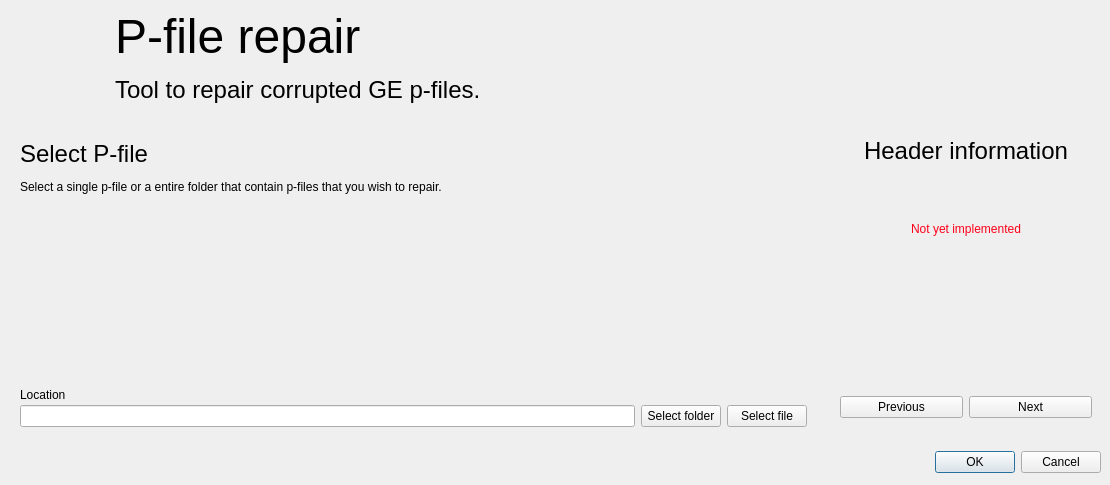
The window that resources/user_interface/mainwindow.ui (AndersAskeland/P-File-repair) describes before a commit, drawn with Qt 5.
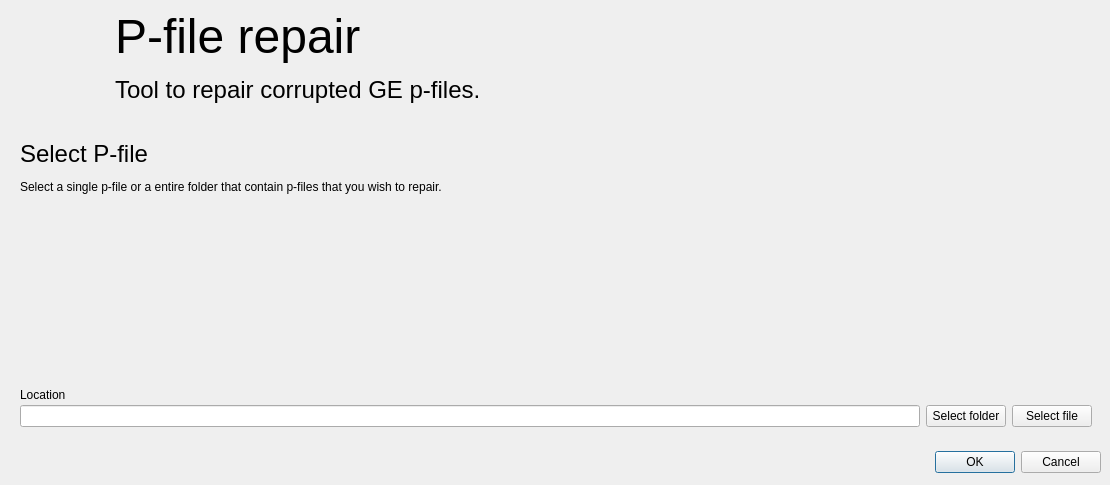
The same window after the commit. Icons and pictures are not drawn. Custom widgets are drawn as their Qt base class.

Commit message: [style] Removed header design. Will be included in next version

Patch:
```diff
--- a/resources/user_interface/mainwindow.ui
+++ b/resources/user_interface/mainwindow.ui
@@ -236,98 +236,6 @@
          </layout>
         </widget>
        </item>
-       <item>
-        <widget class="QCard" name="frame_header">
-         <property name="minimumSize">
-          <size>
-           <width>270</width>
-           <height>0</height>
-          </size>
-         </property>
-         <property name="maximumSize">
-          <size>
-           <width>270</width>
-           <height>16777215</height>
-          </size>
-         </property>
-         <property name="frameShape">
-          <enum>QFrame::NoFrame</enum>
-         </property>
-         <property name="frameShadow">
-          <enum>QFrame::Raised</enum>
-         </property>
-         <layout class="QVBoxLayout" name="verticalLayout">
-          <item>
-           <widget class="QLabel" name="label">
-            <property name="text">
-             <string>&lt;html&gt;&lt;head/&gt;&lt;body&gt;&lt;p align=&quot;center&quot;&gt;&lt;span style=&quot; font-size:18pt;&quot;&gt;Header information&lt;/span&gt;&lt;/p&gt;&lt;/body&gt;&lt;/html&gt;</string>
-            </property>
-           </widget>
-          </item>
-          <item>
-           <widget class="QStackedWidget" name="stackedWidget">
-            <property name="currentIndex">
-             <number>0</number>
-            </property>
-            <widget class="QWidget" name="page">
-             <layout class="QVBoxLayout" name="verticalLayout_4">
-              <item>
-               <widget class="QLabel" name="label_4">
-                <property name="text">
-                 <string>&lt;html&gt;&lt;head/&gt;&lt;body&gt;&lt;p align=&quot;center&quot;&gt;&lt;span style=&quot; color:#ff0019;&quot;&gt;Not yet implemented&lt;/span&gt;&lt;/p&gt;&lt;/body&gt;&lt;/html&gt;</string>
-                </property>
-               </widget>
-              </item>
-              <item>
-               <widget class="QLabel" name="label_2">
-                <property name="text">
-                 <string/>
-                </property>
-               </widget>
-              </item>
-             </layout>
-            </widget>
-            <widget class="QWidget" name="page_2">
-             <layout class="QVBoxLayout" name="verticalLayout_5">
-              <item>
-               <widget class="QLabel" name="label_5">
-                <property name="text">
-                 <string>&lt;html&gt;&lt;head/&gt;&lt;body&gt;&lt;p align=&quot;center&quot;&gt;Not yet implemented&lt;/p&gt;&lt;/body&gt;&lt;/html&gt;</string>
-                </property>
-               </widget>
-              </item>
-              <item>
-               <widget class="QLabel" name="label_3">
-                <property name="text">
-                 <string/>
-                </property>
-               </widget>
-              </item>
-             </layout>
-            </widget>
-           </widget>
-          </item>
-          <item>
-           <layout class="QHBoxLayout" name="horizontalLayout_6">
-            <item>
-             <widget class="QPushButton" name="pushButton_2">
-              <property name="text">
-               <string>Previous</string>
-              </property>
-             </widget>
-            </item>
-            <item>
-             <widget class="QPushButton" name="pushButton_3">
-              <property name="text">
-               <string>Next</string>
-              </property>
-             </widget>
-            </item>
-           </layout>
-          </item>
-         </layout>
-        </widget>
-       </item>
       </layout>
      </widget>
     </item>
@@ -397,14 +305,6 @@
    </property>
   </widget>
  </widget>
- <customwidgets>
-  <customwidget>
-   <class>QCard</class>
-   <extends>QFrame</extends>
-   <header>modules.property</header>
-   <container>1</container>
-  </customwidget>
- </customwidgets>
  <resources>
   <include location="../graphics/icons.qrc"/>
  </resources>
```
The commit also changes 1 other file.
